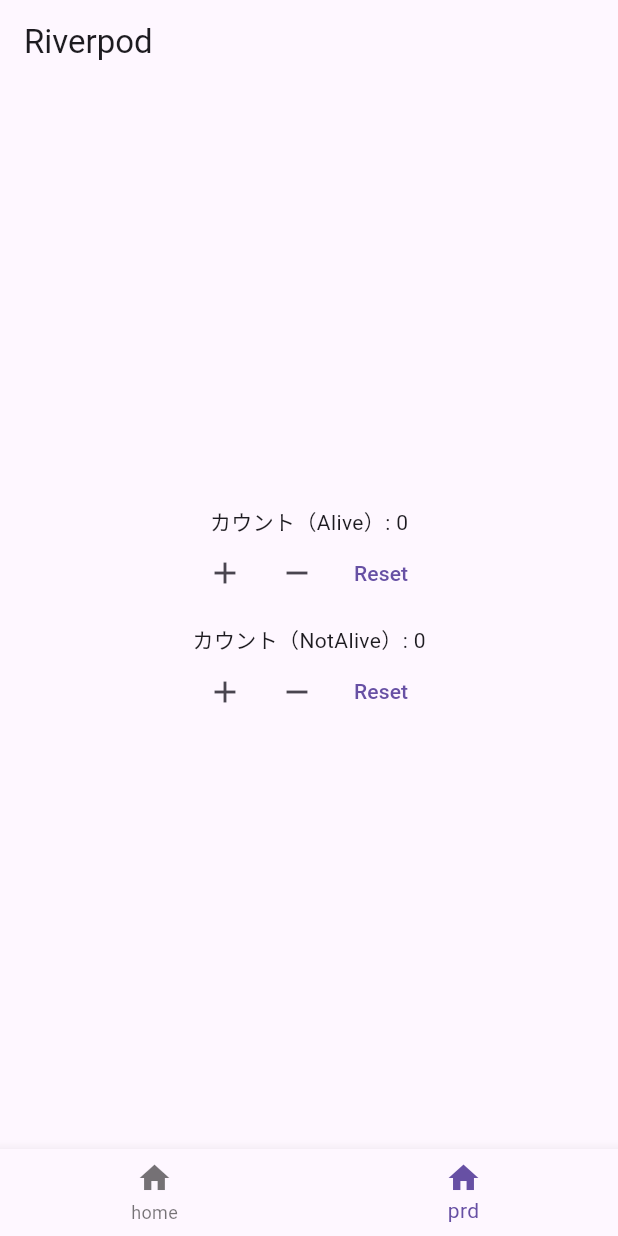
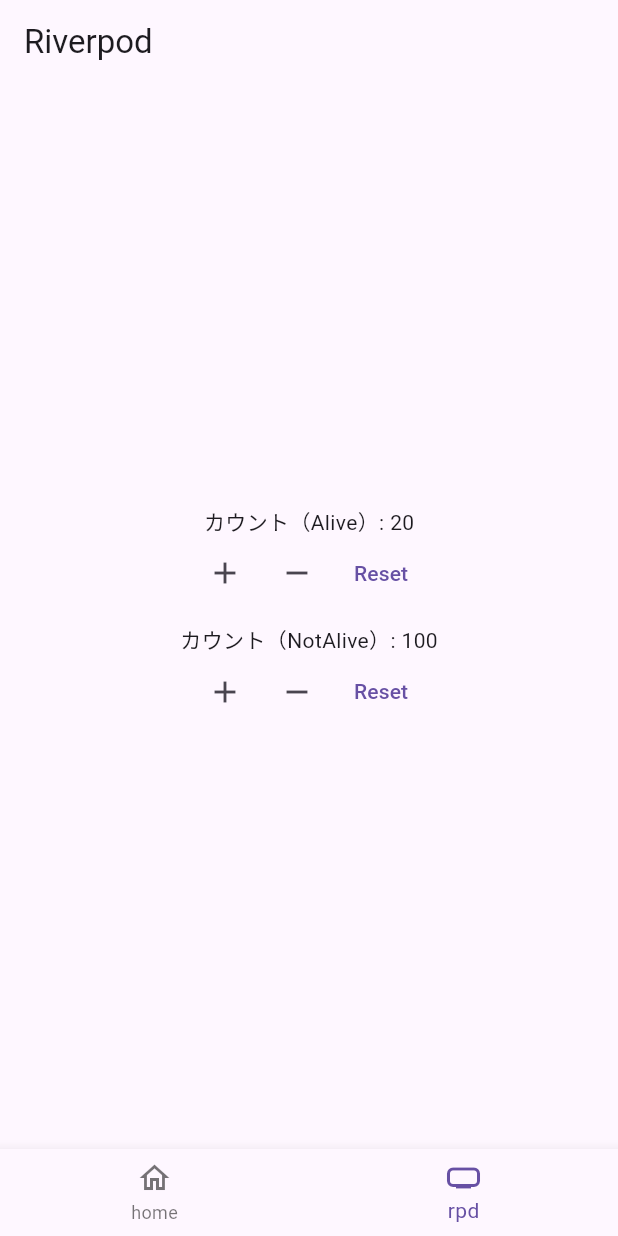
Before and after one commit to kumoshitaakira/flutter-study, a Flutter app: the screen it shows after launch, item 2 of the bottom bar chosen, after a tap on the "add" icon, after a tap on the "remove" icon, on a phone screen of 412 x 824 dp. Run offline on Flutter 3.47's test engine with Material 3 defaults, Android fonts, the phone set to English and light mode, and no system bars; our stand-ins replace flutter_riverpod, go_router, riverpod_annotation; generated files the repository leaves out were written again.

Commit message:
rootの修正

```diff
--- a/lib/bottom_tab_bar.dart
+++ b/lib/bottom_tab_bar.dart
@@ -3,7 +3,7 @@ import 'package:go_router/go_router.dart';
 
 enum BottomNavBarItem {
   home,
-  prd,
+  rpd,
 }
 
 class BottomTabBar extends StatelessWidget {
@@ -24,12 +24,13 @@ class BottomTabBar extends StatelessWidget {
         type: BottomNavigationBarType.fixed,
         items: [
           BottomNavigationBarItem(
-            icon: const Icon(Icons.home),
+            icon: const Icon(Icons.home_outlined),
+            activeIcon: const Icon(Icons.home),
             label: BottomNavBarItem.home.name,
           ),
           BottomNavigationBarItem(
-            icon: const Icon(Icons.home),
-            label: BottomNavBarItem.prd.name,
+            icon: const Icon(Icons.home_max),
+            label: BottomNavBarItem.rpd.name,
           ),
         ],
         onTap: (index) => navigationShell.goBranch(
@@ -38,7 +39,6 @@ class BottomTabBar extends StatelessWidget {
         ),
       ),
       body: SafeArea(
-        top: false,
         child: Stack(
           children: [
             Visibility(
@@ -48,8 +48,8 @@ class BottomTabBar extends StatelessWidget {
             ),
             Visibility(
               visible:
-                  navigationShell.currentIndex == BottomNavBarItem.prd.index,
-              child: children[BottomNavBarItem.prd.index],
+                  navigationShell.currentIndex == BottomNavBarItem.rpd.index,
+              child: children[BottomNavBarItem.rpd.index],
             ),
           ],
         ),
--- a/lib/page/riverpod_page.dart
+++ b/lib/page/riverpod_page.dart
@@ -8,8 +8,12 @@ class RiverpodPage extends ConsumerWidget {
 
   @override
   Widget build(BuildContext context, WidgetRef ref) {
-    final int countAlive = ref.watch(riverpodPageControllerAliveProvider);
-    final int countNotAlive = ref.watch(riverpodPageControllerProvider);
+    final int countAlive = ref.watch(riverpodPageControllerAliveProvider(10));
+    final int countNotAlive = ref.watch(riverpodPageControllerProvider(100));
+    final riverpodPageControllerAliveNotifier =
+        ref.read(riverpodPageControllerAliveProvider(10).notifier);
+    final riverpodPageControllerNotifier =
+        ref.read(riverpodPageControllerProvider(100).notifier);
     return Scaffold(
       appBar: AppBar(
         title: const Text('Riverpod'),
@@ -23,21 +27,17 @@ class RiverpodPage extends ConsumerWidget {
               mainAxisAlignment: MainAxisAlignment.center,
               children: [
                 IconButton(
-                  onPressed: () => ref
-                      .read(riverpodPageControllerAliveProvider.notifier)
-                      .increment(),
+                  onPressed: () =>
+                      riverpodPageControllerAliveNotifier.increment(),
                   icon: const Icon(Icons.add),
                 ),
                 IconButton(
-                  onPressed: () => ref
-                      .read(riverpodPageControllerAliveProvider.notifier)
-                      .decrement(),
+                  onPressed: () =>
+                      riverpodPageControllerAliveNotifier.decrement(),
                   icon: const Icon(Icons.remove),
                 ),
                 TextButton(
-                  onPressed: () => ref
-                      .read(riverpodPageControllerAliveProvider.notifier)
-                      .reset(),
+                  onPressed: () => riverpodPageControllerAliveNotifier.reset(),
                   child: const Text('Reset'),
                 ),
               ],
@@ -50,20 +50,15 @@ class RiverpodPage extends ConsumerWidget {
               mainAxisAlignment: MainAxisAlignment.center,
               children: [
                 IconButton(
-                  onPressed: () => ref
-                      .read(riverpodPageControllerProvider.notifier)
-                      .increment(),
+                  onPressed: () => riverpodPageControllerNotifier.increment(),
                   icon: const Icon(Icons.add),
                 ),
                 IconButton(
-                  onPressed: () => ref
-                      .read(riverpodPageControllerProvider.notifier)
-                      .decrement(),
+                  onPressed: () => riverpodPageControllerNotifier.decrement(),
                   icon: const Icon(Icons.remove),
                 ),
                 TextButton(
-                  onPressed: () =>
-                      ref.read(riverpodPageControllerProvider.notifier).reset(),
+                  onPressed: () => riverpodPageControllerNotifier.reset(),
                   child: const Text('Reset'),
                 ),
               ],
--- a/lib/page/stateless_page.dart
+++ b/lib/page/stateless_page.dart
@@ -19,6 +19,13 @@ class StatelessPage extends StatelessWidget {
               onPressed: () => context.goNamed('Stateful'),
               child: const Text('StatefulPage →'),
             ),
+            const SizedBox(
+              height: 10,
+            ),
+            ElevatedButton(
+              onPressed: () => context.goNamed('Riverpod'),
+              child: const Text('RiverpodPage →'),
+            ),
           ],
         ),
       ),
--- a/lib/provider/riverpod_page_controller.dart
+++ b/lib/provider/riverpod_page_controller.dart
@@ -7,7 +7,7 @@ part 'riverpod_page_controller.g.dart';
 @riverpod
 class RiverpodPageController extends _$RiverpodPageController {
   @override
-  int build() => 0;
+  int build(int value) => value;
 
   void increment() {
     state++;
--- a/lib/provider/riverpod_page_controller_alive.dart
+++ b/lib/provider/riverpod_page_controller_alive.dart
@@ -7,7 +7,7 @@ part 'riverpod_page_controller_alive.g.dart';
 @Riverpod(keepAlive: true)
 class RiverpodPageControllerAlive extends _$RiverpodPageControllerAlive {
   @override
-  int build() => 0;
+  int build(int value) => (value * 2);
 
   void increment() {
     state++;
--- a/lib/routes.dart
+++ b/lib/routes.dart
@@ -11,7 +11,7 @@ final GlobalKey<NavigatorState> _slsPageNavigatorKey =
 final GlobalKey<NavigatorState> _rpdNavigatorKey =
     GlobalKey<NavigatorState>(debugLabel: 'rpdnav');
 
-final routes = GoRouter(
+final GoRouter routes = GoRouter(
   initialLocation: '/slsPage',
   navigatorKey: rootNavigatorKey,
   routes: [
@@ -41,7 +41,7 @@ final routes = GoRouter(
           navigatorKey: _rpdNavigatorKey,
           routes: [
             GoRoute(
-              path: '/prd',
+              path: '/rpd',
               name: 'Riverpod',
               builder: (context, state) => const RiverpodPage(),
             ),
```
Also changed, not shown: lib/page/statefull_page.dart (+8 -0 lines), lib/provider/riverpod_page_controller.g.dart, lib/provider/riverpod_page_controller_alive.g.dart.
